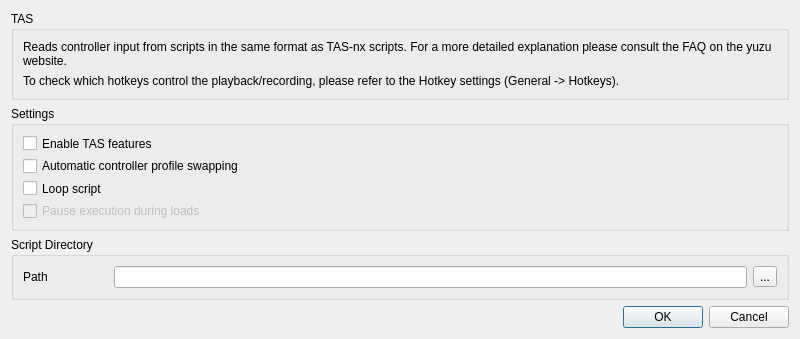
First picture: the form in src/yuzu/configuration/configure_tas.ui, repository QuantumGhost/yuzu, before the edit.
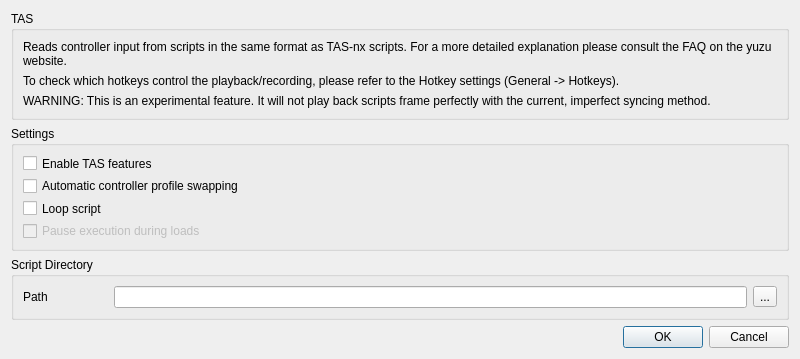
Second picture: the form after the edit.

Commit message: early-access version 2072

Patch:
```diff
--- a/src/yuzu/configuration/configure_tas.ui
+++ b/src/yuzu/configuration/configure_tas.ui
@@ -42,6 +42,16 @@
                     </property>
                   </widget>
                 </item>
+                <item row="2" column="0" colspan="1">
+                  <widget class="QLabel" name="label_2">
+                    <property name="text">
+                      <string>WARNING: This is an experimental feature. It will not play back scripts frame perfectly with the current, imperfect syncing method.</string>
+                    </property>
+                    <property name="wordWrap">
+                      <bool>true</bool>
+                    </property>
+                  </widget>
+                </item>
               </layout>
             </widget>
           </item>
```
The commit also changes 1 other file.
